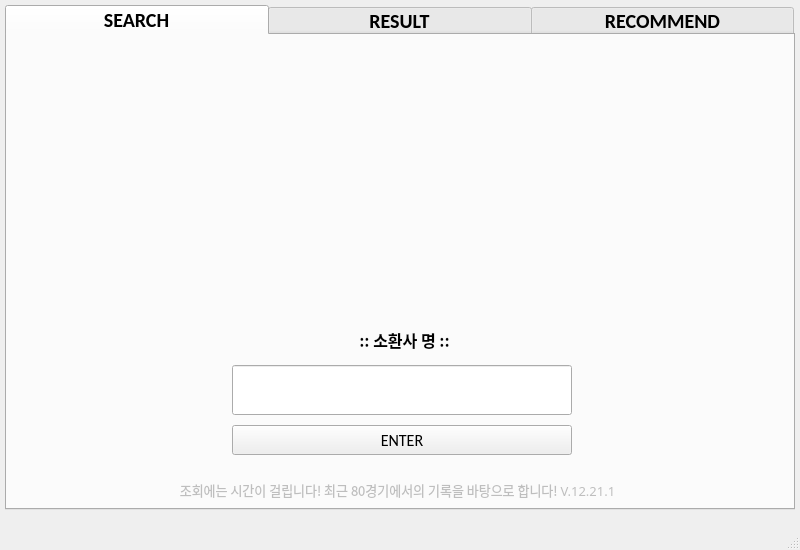
Before: the Qt Designer form MISSION 2/UI/pre_GUI.ui in hello9721/Python_practice, drawn with Qt 5.
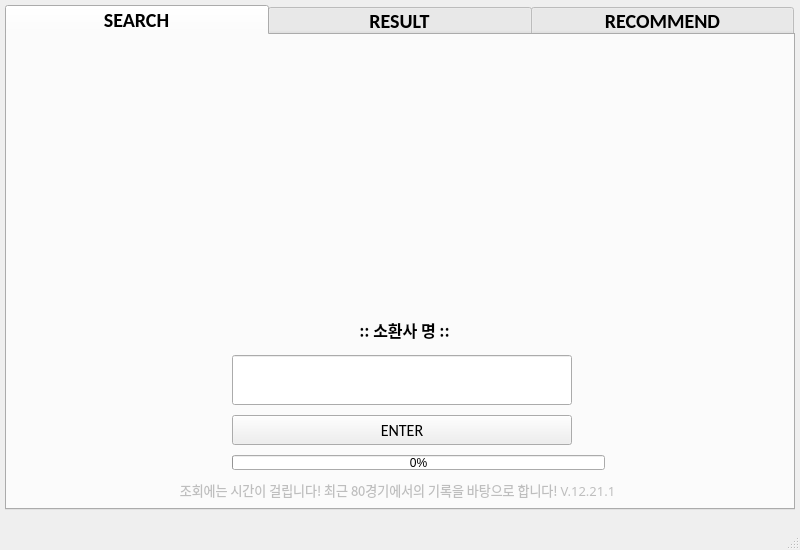
After: the same form once the commit is applied. The open tabs and pages were chosen to show the change. Icons and pictures are not drawn.

Diff of the .ui file:
```diff
--- a/MISSION 2/UI/pre_GUI.ui
+++ b/MISSION 2/UI/pre_GUI.ui
@@ -18,6 +18,9 @@
   </property>
   <widget class="QWidget" name="centralwidget">
    <widget class="QTabWidget" name="tab__main">
+    <property name="enabled">
+     <bool>true</bool>
+    </property>
     <property name="geometry">
      <rect>
       <x>5</x>
@@ -57,7 +60,7 @@
       <property name="geometry">
        <rect>
         <x>220</x>
-        <y>30</y>
+        <y>20</y>
         <width>350</width>
         <height>250</height>
        </rect>
@@ -79,7 +82,7 @@
       <property name="geometry">
        <rect>
         <x>225</x>
-        <y>330</y>
+        <y>320</y>
         <width>340</width>
         <height>50</height>
        </rect>
@@ -104,7 +107,7 @@
       <property name="geometry">
        <rect>
         <x>230</x>
-        <y>280</y>
+        <y>270</y>
         <width>335</width>
         <height>50</height>
        </rect>
@@ -128,7 +131,7 @@
       <property name="geometry">
        <rect>
         <x>225</x>
-        <y>390</y>
+        <y>380</y>
         <width>340</width>
         <height>30</height>
        </rect>
@@ -172,6 +175,22 @@
        <set>Qt::AlignCenter</set>
       </property>
      </widget>
+     <widget class="QProgressBar" name="progressBar">
+      <property name="geometry">
+       <rect>
+        <x>225</x>
+        <y>420</y>
+        <width>373</width>
+        <height>15</height>
+       </rect>
+      </property>
+      <property name="value">
+       <number>0</number>
+      </property>
+      <property name="invertedAppearance">
+       <bool>false</bool>
+      </property>
+     </widget>
     </widget>
     <widget class="QWidget" name="tab__result">
      <attribute name="title">
```
Left out of the diff: 12 changed lines with no effect on the pictures.
